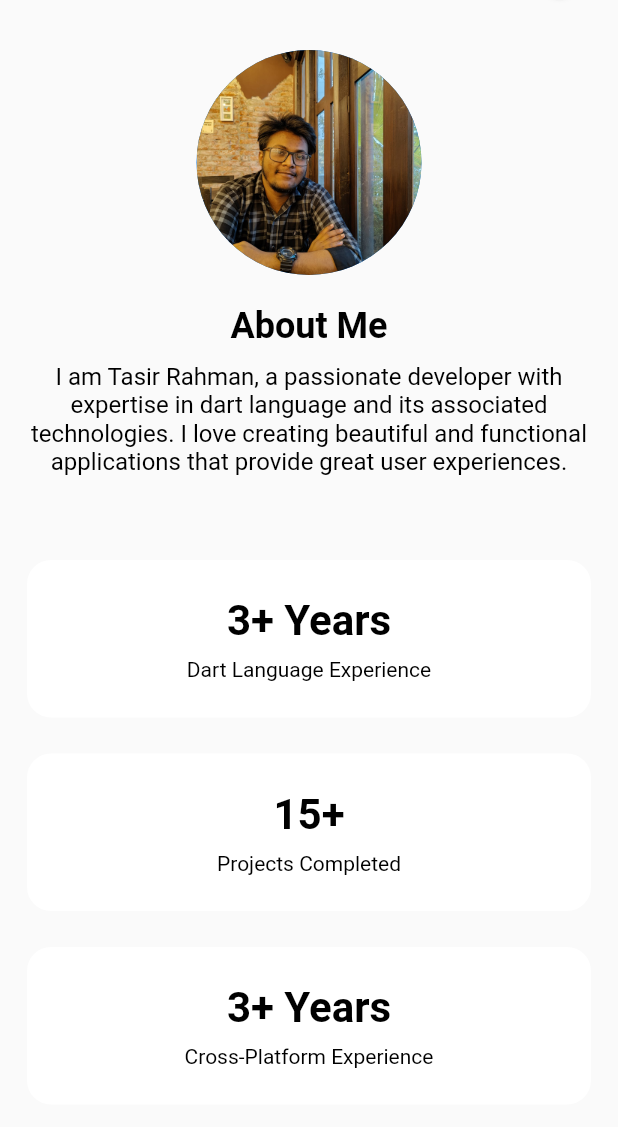
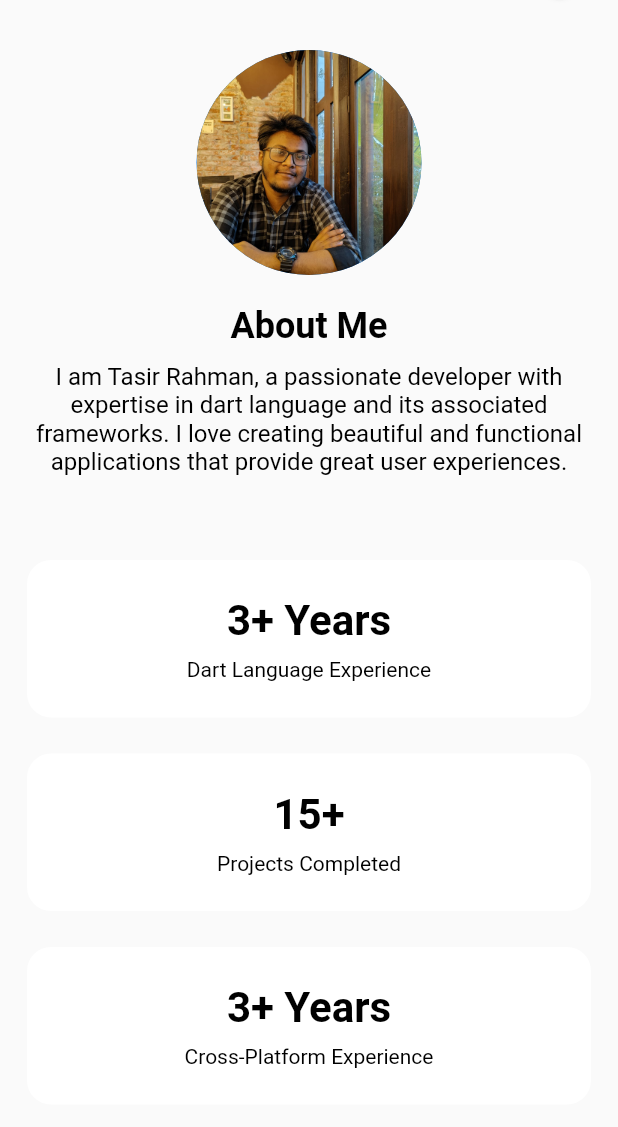
Before and after one commit to hellotasir/tasirrahman_portfolio, a Flutter app: the screen it shows after launch, on a phone screen of 412 x 824 dp, the part 61-1188 px from its top. Run offline on Flutter 3.47's test engine with Material 3 defaults, Android fonts, the light colour scheme and no system bars.

Commit message:
information changes

```diff
--- a/lib/services/faq_service.dart
+++ b/lib/services/faq_service.dart
@@ -8,7 +8,7 @@ class FaqService {
         "id": "1",
         "question": "What kinds of projects have you worked on?",
         "answer":
-            "I have worked on a wide range of production-grade projects using the Dart language, including client-facing applications, web-oriented solutions, and cross-platform systems, with a strong emphasis on maintainable and scalable codebases.",
+            "I have worked on a wide range of projects using the Dart language including mobile applications, web applications and desktop applications with a strong emphasis on maintainable and scalable codebases.",
       },
       {
         "id": "2",
@@ -22,7 +22,7 @@ class FaqService {
         "id": "3",
         "question": "How can I verify your expertise in Dart?",
         "answer":
-            "You can review my open-source projects written in Dart on GitHub at https://github.com/hellotasir, which demonstrate my real-world architecture, asynchronous programming, and best practices in code organization.",
+            "You can review my open-source projects written in Dart on GitHub at https://github.com/hellotasir, which showcase my coding style, problem-solving skills, and adherence to best practices in Dart development.",
       },
       {
         "id": "4",
--- a/lib/view/widgets/about_me.dart
+++ b/lib/view/widgets/about_me.dart
@@ -40,7 +40,7 @@ class AboutMeWidget extends StatelessWidget {
                   ),
                   const SizedBox(height: 10),
                   const Text(
-                    'I am Tasir Rahman, a passionate developer with expertise in dart language and its associated technologies. I love creating beautiful and functional applications that provide great user experiences.',
+                    'I am Tasir Rahman, a passionate developer with expertise in dart language and its associated frameworks. I love creating beautiful and functional applications that provide great user experiences.',
                     textAlign: TextAlign.center,
                     style: TextStyle(fontSize: 16),
                   ),
--- a/lib/view/widgets/faq_widget.dart
+++ b/lib/view/widgets/faq_widget.dart
@@ -38,7 +38,7 @@ class _FaqWidgetState extends State<FaqWidget> {
           Padding(
             padding: const EdgeInsets.all(18.0),
             child: SizedBox(
-              height: 700,
+              height: 500,
               width: 800,
               child: FutureBuilder<List<Faq>>(
                 future: future,
```
